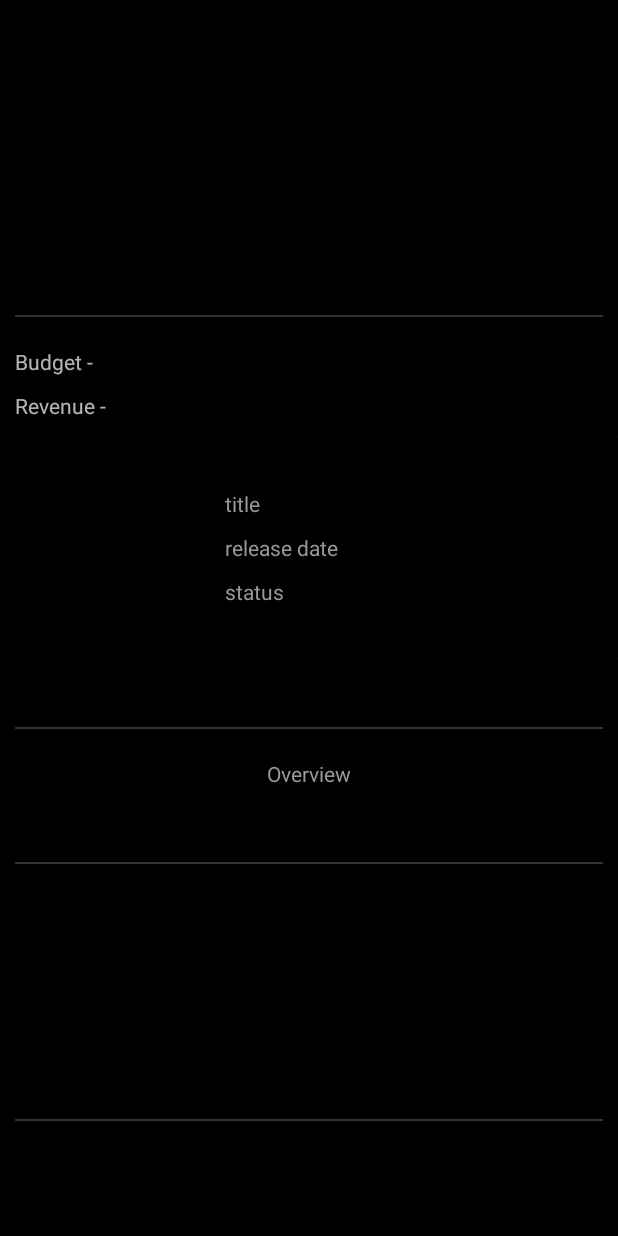
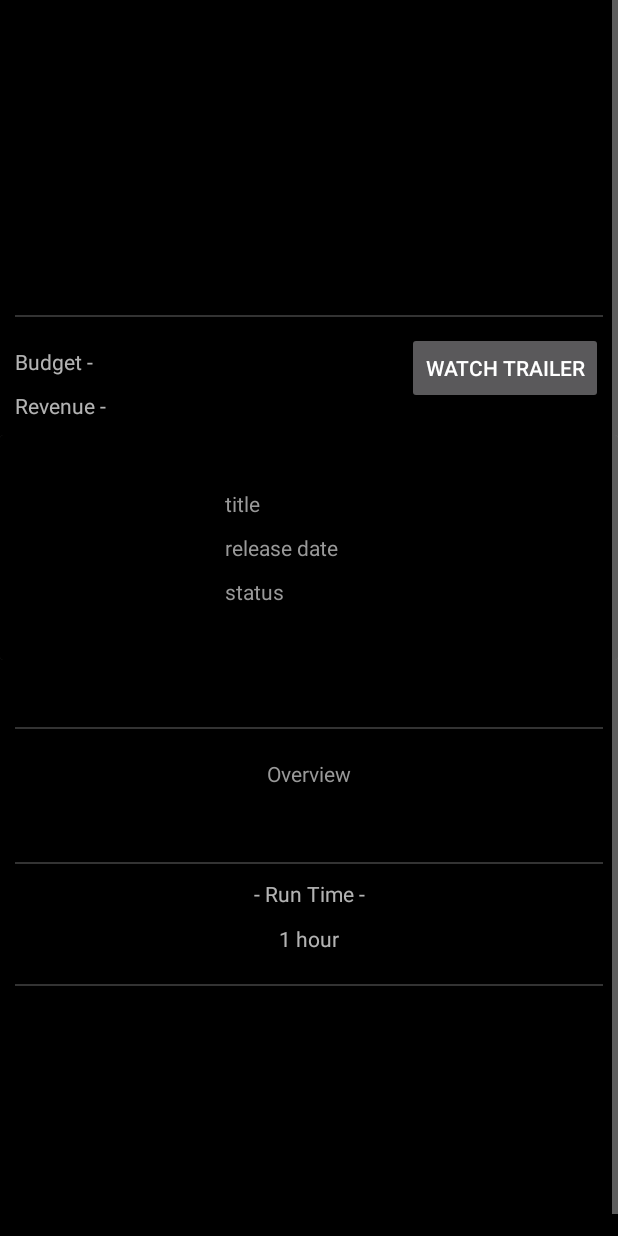
Before and after one commit to waiyan123/MovieApp, an Android app: the MovieDetailsActivity screen opened directly, with no data from a screen before it, on a phone screen of 412 x 824 dp. Run offline under Robolectric (Android 15) with nearby library versions, the phone set to English and light mode, and no system bars; libraries missing offline, so code that uses them is left out: com.squareup.otto; pictures from the network do not load; 2 statements that could not run were skipped.

Commit message:
added trailer button and can be watched on youtube

```diff
--- a/app/src/main/java/itachi_waiyan/com/restapitest/activity/MovieDetailsActivity.java
+++ b/app/src/main/java/itachi_waiyan/com/restapitest/activity/MovieDetailsActivity.java
@@ -1,13 +1,17 @@
 package itachi_waiyan.com.restapitest.activity;
 
+import android.content.Intent;
 import android.graphics.Color;
+import android.net.Uri;
 import android.os.Bundle;
 import android.support.annotation.Nullable;
 import android.support.v7.app.AppCompatActivity;
 import android.support.v7.widget.LinearLayoutManager;
 import android.support.v7.widget.RecyclerView;
 import android.util.Log;
+import android.view.View;
 import android.view.ViewGroup;
+import android.widget.Button;
 import android.widget.ImageView;
 import android.widget.LinearLayout;
 import android.widget.TextView;
@@ -16,7 +20,11 @@ import android.widget.Toast;
 import com.bumptech.glide.Glide;
 import com.squareup.otto.Subscribe;
 
+import java.util.List;
+
 import itachi_waiyan.com.restapitest.ApiResponse.MovieDetails;
+import itachi_waiyan.com.restapitest.ApiResponse.TrailerUrl;
+import itachi_waiyan.com.restapitest.ApiResponse.TrailerUrls;
 import itachi_waiyan.com.restapitest.R;
 import itachi_waiyan.com.restapitest.adapter.CompanyRecyclerAdapter;
 import itachi_waiyan.com.restapitest.rest.ApiRequest;
@@ -27,9 +35,11 @@ public class MovieDetailsActivity extends AppCompatActivity {
 
     ApiRequest apiRequest;
     ImageView bgImage,ppImg;
-    TextView tvTitle,tvReleaseDate,tvStatus,tvOverview,tvTagline,tvBudget,tvRevenue;
+    TextView tvTitle,tvReleaseDate,tvStatus,tvOverview,tvTagline,tvBudget,tvRevenue,tvRunTime;
+    Button btnTrailer;
     RecyclerView recyclerView;
     CompanyRecyclerAdapter comAdapter;
+    String url;
 
     @Override
     protected void onCreate(@Nullable Bundle savedInstanceState) {
@@ -47,6 +57,8 @@ public class MovieDetailsActivity extends AppCompatActivity {
         tvTagline = findViewById(R.id.tvTagline);
         tvBudget = findViewById(R.id.tvBudget);
         tvRevenue = findViewById(R.id.tvRevenue);
+        tvRunTime = findViewById(R.id.tvRunTime);
+        btnTrailer = findViewById(R.id.btnTrailer);
 
         recyclerView = findViewById(R.id.productionCompaniesRecycler);
         recyclerView.setLayoutManager(new LinearLayoutManager(this, LinearLayoutManager.HORIZONTAL, false));
@@ -56,6 +68,7 @@ public class MovieDetailsActivity extends AppCompatActivity {
 
         apiRequest = new ApiRequest();
         apiRequest.callMovieDetails(id);
+        apiRequest.callTrailerUrl(id);
 
     }
 
@@ -84,9 +97,30 @@ public class MovieDetailsActivity extends AppCompatActivity {
         str = String.format("%,.2f", revenue);
         tvRevenue.setText("Revenue -  $"+str);
 
+        str = getTime(movieDetails.getRuntime());
+        tvRunTime.setText(str);
+
         comAdapter = new CompanyRecyclerAdapter(this,movieDetails.getProductCompanies());
         recyclerView.setAdapter(comAdapter);
 
+        btnTrailer.setOnClickListener(new View.OnClickListener() {
+            @Override
+            public void onClick(View view) {
+                if(url!=null){
+                    Intent intent = new Intent(Intent.ACTION_VIEW, Uri.parse(Utils.YOUTUBE_URL+url));
+                    intent.addFlags(Intent.FLAG_ACTIVITY_NEW_TASK);
+                    intent.setPackage("com.google.android.youtube");
+                    startActivity(intent);
+                }
+            }
+        });
+
+    }
+
+    @Subscribe
+    public void getTrailerUrl(TrailerUrls trailerUrls){
+        TrailerUrl trailerUrl = trailerUrls.getTrailerUrlList().get(0);
+        url = trailerUrl.getKey();
     }
 
     @Override
@@ -94,4 +128,13 @@ public class MovieDetailsActivity extends AppCompatActivity {
         super.onDestroy();
         BusProvider.getInstance().unregister(this);
     }
+    public String getTime(int totalMinutes) {
+        String str = String.valueOf(totalMinutes);
+        if (totalMinutes > 60) {
+            int hour = totalMinutes / 60;
+            int min = totalMinutes % 60;
+            str = ""+hour+" hour "+min+" min";
+        }
+        return str;
+    }
 }
--- a/app/src/main/java/itachi_waiyan/com/restapitest/rest/ApiInterface.java
+++ b/app/src/main/java/itachi_waiyan/com/restapitest/rest/ApiInterface.java
@@ -2,6 +2,7 @@ package itachi_waiyan.com.restapitest.rest;
 
 import itachi_waiyan.com.restapitest.ApiResponse.DiscoverResult;
 import itachi_waiyan.com.restapitest.ApiResponse.MovieDetails;
+import itachi_waiyan.com.restapitest.ApiResponse.TrailerUrls;
 import retrofit2.Call;
 import retrofit2.http.GET;
 import retrofit2.http.Header;
@@ -18,4 +19,9 @@ public interface ApiInterface {
             @Path("movie_id") int id,
             @Query("api_key") String apiKey);
 
+    @GET ("movie/{movie_id}/videos")
+    Call<TrailerUrls> getTrailerUrls(
+            @Path("movie_id") int id,
+            @Query("api_key") String apiKey);
+
 }
--- a/app/src/main/java/itachi_waiyan/com/restapitest/rest/ApiRequest.java
+++ b/app/src/main/java/itachi_waiyan/com/restapitest/rest/ApiRequest.java
@@ -7,6 +7,7 @@ import java.util.List;
 
 import itachi_waiyan.com.restapitest.ApiResponse.DiscoverResult;
 import itachi_waiyan.com.restapitest.ApiResponse.MovieDetails;
+import itachi_waiyan.com.restapitest.ApiResponse.TrailerUrls;
 import itachi_waiyan.com.restapitest.App;
 import itachi_waiyan.com.restapitest.room.AppDatabase;
 import itachi_waiyan.com.restapitest.room.entity.DiscoverMovieEntity;
@@ -55,4 +56,18 @@ public class ApiRequest {
             }
         });
     }
+    public void callTrailerUrl(int id){
+        Call<TrailerUrls>call = apiService.getTrailerUrls(id,Utils.API_KEY);
+        call.enqueue(new Callback<TrailerUrls>() {
+            @Override
+            public void onResponse(Call<TrailerUrls> call, Response<TrailerUrls> response) {
+                BusProvider.getInstance().post(response.body());
+            }
+
+            @Override
+            public void onFailure(Call<TrailerUrls> call, Throwable t) {
+
+            }
+        });
+    }
 }
--- a/app/src/main/java/itachi_waiyan/com/restapitest/utils/Utils.java
+++ b/app/src/main/java/itachi_waiyan/com/restapitest/utils/Utils.java
@@ -7,4 +7,5 @@ public class Utils {
     public static String IMG_PATH = "https://image.tmdb.org/t/p/w500";
     public static String IMG_PATH_1280 = "https://image.tmdb.org/t/p/w1280";
     public static String IMG_PATH_ORIGINAL = "https://image.tmdb.org/t/p/original";
+    public static String YOUTUBE_URL = "https://www.youtube.com/watch?v=";
 }
--- a/app/src/main/res/layout/movie_details_layout.xml
+++ b/app/src/main/res/layout/movie_details_layout.xml
@@ -8,7 +8,6 @@
     android:layout_width="match_parent"
     android:layout_height="wrap_content"
     android:id="@+id/blurBackground"
-
     android:orientation="vertical">
 
   <ImageView
@@ -23,8 +22,14 @@
       android:layout_height="1dp"/>
 
   <LinearLayout
+      android:orientation="horizontal"
       android:layout_width="match_parent"
       android:layout_height="wrap_content"
+      android:layout_marginRight="10dp">
+  <LinearLayout
+      android:layout_width="match_parent"
+      android:layout_height="wrap_content"
+      android:layout_weight="1"
       android:orientation="vertical"
       android:layout_margin="10dp">
     <TextView
@@ -39,6 +44,12 @@
         android:id="@+id/tvRevenue"
         android:layout_weight="1"
         android:layout_width="match_parent"
+        android:layout_height="wrap_content" />
+  </LinearLayout>
+    <Button
+        android:text="Watch Trailer"
+        android:id="@+id/btnTrailer"
+        android:layout_width="wrap_content"
         android:layout_height="wrap_content" />
   </LinearLayout>
   <android.support.v7.widget.CardView
@@ -118,6 +129,24 @@
       android:layout_width="match_parent"
       android:layout_height="1dp"/>
 
+  <TextView
+      android:text=" - Run Time - "
+      android:textAlignment="center"
+      android:layout_width="match_parent"
+      android:layout_height="30dp" />
+
+  <TextView
+      android:id="@+id/tvRunTime"
+      android:text="1 hour"
+      android:textAlignment="center"
+      android:layout_width="match_parent"
+      android:layout_height="30dp" />
+  <View
+      android:layout_margin="10dp"
+      android:background="#333"
+      android:layout_width="match_parent"
+      android:layout_height="1dp"/>
+
   <android.support.v7.widget.RecyclerView
       android:id="@+id/productionCompaniesRecycler"
       android:layout_width="match_parent"
```
Also changed, not shown: app/src/main/java/itachi_waiyan/com/restapitest/ApiResponse/TrailerUrl.java (added, +12 -0 lines), app/src/main/java/itachi_waiyan/com/restapitest/ApiResponse/TrailerUrls.java (added, +14 -0 lines).
